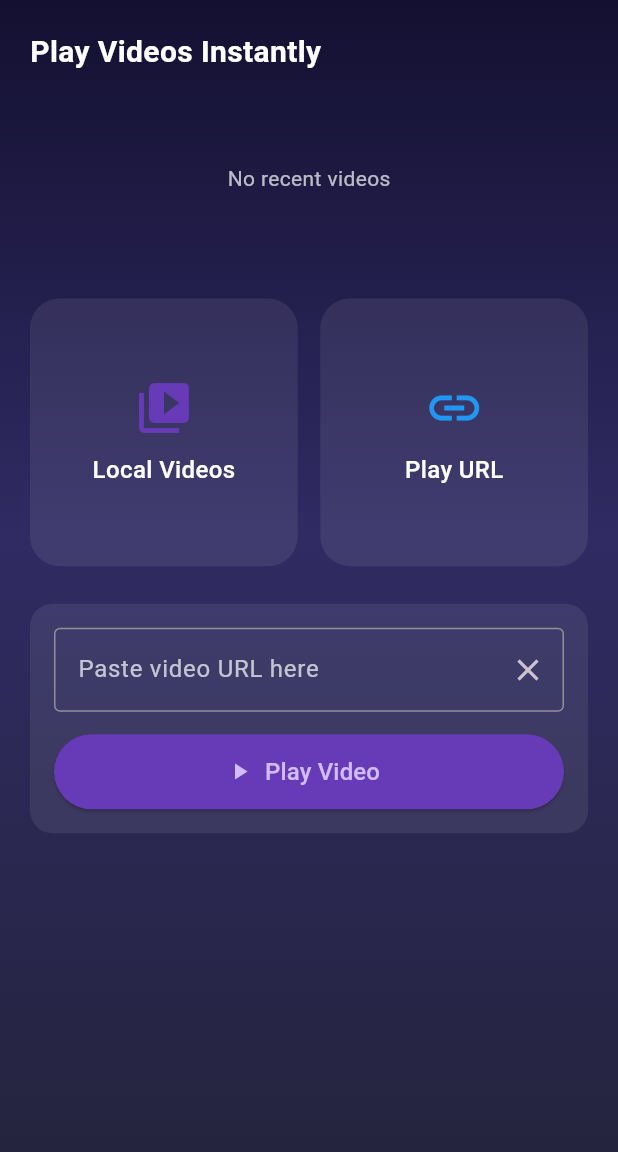
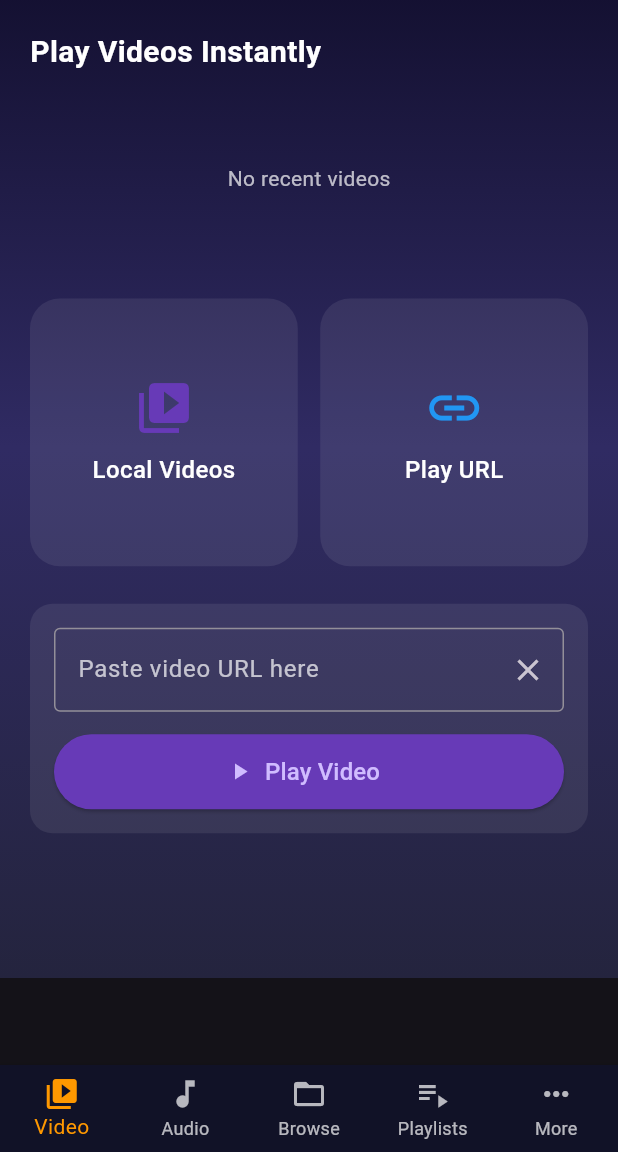
Before and after one commit to sathishcanine/zen_video_player, a Flutter app: the screen it shows after launch, on a phone screen of 412 x 824 dp, the part 84-1236 px from its top. Run offline on Flutter 3.47's test engine with Material 3 defaults, Android fonts, the phone set to English and light mode, and no system bars; drawn by our look-alikes of google_mobile_ads; our stand-ins replace app_links, chewie, dio, file_picker, video_player; missing offline and left inert: video_thumbnail; network calls fail.

Commit message:
Add main shell with shared banner ad placement.
Move bottom navigation and banner ownership to `MainShell`, update app entry point, and clean up `HomeScreen` ad wiring to avoid stale banner lifecycle issues.

Made-with: Cursor

```diff
--- a/lib/ads_manager.dart
+++ b/lib/ads_manager.dart
@@ -35,6 +35,8 @@ class AdsManager {
 }
 
 class BannerAdWidget extends StatefulWidget {
+  const BannerAdWidget({super.key});
+
   @override
   State<BannerAdWidget> createState() => _BannerAdWidgetState();
 }
@@ -59,6 +61,12 @@ class _BannerAdWidgetState extends State<BannerAdWidget> {
   }
 
   @override
+  void dispose() {
+    banner?.dispose();
+    super.dispose();
+  }
+
+  @override
   Widget build(BuildContext context) {
     if (banner == null) return const SizedBox();
     return SizedBox(
--- a/lib/home_screen.dart
+++ b/lib/home_screen.dart
@@ -3,7 +3,6 @@ import 'package:file_picker/file_picker.dart';
 import 'package:path/path.dart' as p;
 
 import 'video_preview_screen.dart';
-import 'ads_manager.dart';
 
 class HomeScreen extends StatefulWidget {
   const HomeScreen({super.key});
@@ -17,17 +16,8 @@ class _HomeScreenState extends State<HomeScreen> {
   final TextEditingController controller = TextEditingController();
   final FocusNode urlFocus = FocusNode();
 
-  /// banner ad
-  BannerAdWidget? banner;
-
   /// recently opened local videos
   List<String> recentVideos = [];
-
-  @override
-  void initState() {
-    super.initState();
-    banner = BannerAdWidget();
-  }
 
   /// PICK LOCAL VIDEO
   Future<void> pickVideo() async {
@@ -383,12 +373,6 @@ class _HomeScreenState extends State<HomeScreen> {
                 ),
 
                 const SizedBox(height: 10),
-
-                /// BANNER AD
-                if (banner != null)
-                  Center(
-                    child: banner!,
-                  ),
               ],
             ),
           ),
--- a/lib/main.dart
+++ b/lib/main.dart
@@ -3,8 +3,8 @@ import 'dart:async';
 import 'package:app_links/app_links.dart';
 import 'package:flutter/material.dart';
 import 'package:zen_video_player/rewarded_ads.dart';
+import 'package:zen_video_player/main_shell.dart';
 import 'package:zen_video_player/video_preview_screen.dart';
-import 'home_screen.dart';
 import 'video_player_screen.dart';
 
 void main() async {
@@ -74,7 +74,7 @@ class _DiskwalaAppState extends State<DiskwalaApp> {
       navigatorKey: _navigatorKey,
       debugShowCheckedModeBanner: false,
       theme: ThemeData.dark(),
-      home: const HomeScreen(),
+      home: const MainShell(),
     );
   }
 }
--- /dev/null
+++ b/lib/main_shell.dart
@@ -0,0 +1,128 @@
+import 'package:flutter/material.dart';
+
+import 'ads_manager.dart';
+import 'home_screen.dart';
+
+class MainShell extends StatefulWidget {
+  const MainShell({super.key});
+
+  @override
+  State<MainShell> createState() => _MainShellState();
+}
+
+class _MainShellState extends State<MainShell> {
+  int _selectedIndex = 0;
+
+  static const Color _selectedColor = Colors.orange;
+  static const Color _unselectedColor = Colors.white70;
+
+  Widget _buildComingSoon(String label) {
+    return Scaffold(
+      backgroundColor: Colors.transparent,
+      body: Stack(
+        fit: StackFit.expand,
+        children: [
+          const DecoratedBox(
+            decoration: BoxDecoration(
+              gradient: LinearGradient(
+                colors: [
+                  Color(0xff0f0c29),
+                  Color(0xff302b63),
+                  Color(0xff24243e),
+                ],
+                begin: Alignment.topCenter,
+                end: Alignment.bottomCenter,
+              ),
+            ),
+          ),
+          SafeArea(
+            child: Center(
+              child: Text(
+                '$label - Coming soon',
+                style: const TextStyle(
+                  color: Colors.white,
+                  fontSize: 20,
+                  fontWeight: FontWeight.w600,
+                ),
+              ),
+            ),
+          ),
+        ],
+      ),
+    );
+  }
+
+  List<Widget> _buildScreens() {
+    return [
+      const HomeScreen(),
+      _buildComingSoon('Audio'),
+      _buildComingSoon('Browse'),
+      _buildComingSoon('Playlists'),
+      _buildComingSoon('More'),
+    ];
+  }
+
+  @override
+  Widget build(BuildContext context) {
+    final screens = _buildScreens();
+    return Scaffold(
+      extendBody: false,
+      body: SafeArea(
+        bottom: false,
+        child: Column(
+          children: [
+            Expanded(
+              child: IndexedStack(
+                index: _selectedIndex,
+                children: screens,
+              ),
+            ),
+            Container(
+              color: Colors.transparent,
+              width: double.infinity,
+              padding: const EdgeInsets.symmetric(vertical: 4),
+              child: Center(
+                // Rebuild on tab switch so each tab gets a fresh banner request.
+                child: BannerAdWidget(key: ValueKey('banner_$_selectedIndex')),
+              ),
+            ),
+          ],
+        ),
+      ),
+      bottomNavigationBar: BottomNavigationBar(
+        type: BottomNavigationBarType.fixed,
+        currentIndex: _selectedIndex,
+        selectedItemColor: _selectedColor,
+        unselectedItemColor: _unselectedColor,
+        backgroundColor: const Color(0xff111227),
+        onTap: (index) {
+          setState(() {
+            _selectedIndex = index;
+          });
+        },
+        items: const [
+          BottomNavigationBarItem(
+            icon: Icon(Icons.video_library),
+            label: 'Video',
+          ),
+          BottomNavigationBarItem(
+            icon: Icon(Icons.music_note),
+            label: 'Audio',
+          ),
+          BottomNavigationBarItem(
+            icon: Icon(Icons.folder_open),
+            label: 'Browse',
+          ),
+          BottomNavigationBarItem(
+            icon: Icon(Icons.playlist_play),
+            label: 'Playlists',
+          ),
+          BottomNavigationBarItem(
+            icon: Icon(Icons.more_horiz),
+            label: 'More',
+          ),
+        ],
+      ),
+    );
+  }
+}
```
